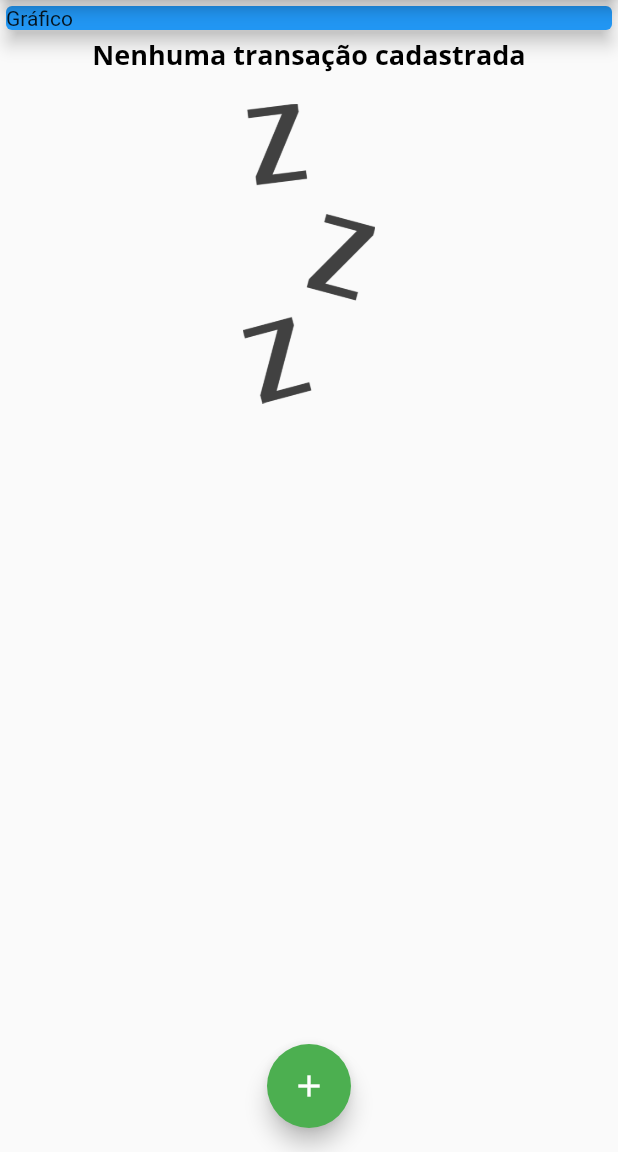
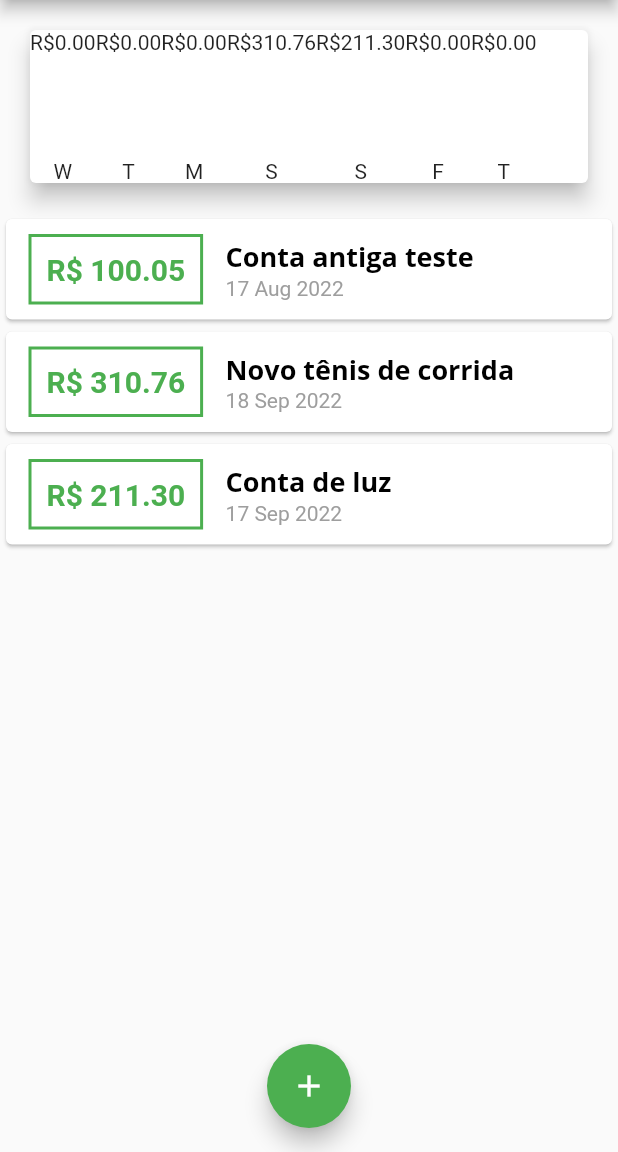
Before and after one commit to nailtonsdelima/expenses-2022, a Flutter app: the screen it shows after launch, on a phone screen of 412 x 824 dp, the part 84-1236 px from its top. Run offline on Flutter 3.47's test engine with Material 2 defaults, Android fonts, the phone set to English and light mode, and no system bars.

Commit message:
Inicio do componente do chart

```diff
--- a/lib/components/chart.dart
+++ b/lib/components/chart.dart
@@ -1,6 +1,7 @@
-import 'package:expenses/models/transaction.dart';
+import '/models/transaction.dart';
 import 'package:intl/intl.dart';
 import 'package:flutter/material.dart';
+import 'chart_bar.dart';
 
 class Chart extends StatelessWidget {
   const Chart(this.recentTransaction, {Key? key}) : super(key: key);
@@ -25,9 +26,9 @@ class Chart extends StatelessWidget {
       }
 
       // ignore: avoid_print
-      print(DateFormat.E().format(weekDay)[0]);
+      // print(DateFormat.E().format(weekDay)[0]);
       // ignore: avoid_print
-      print(totalSum);
+      // print(totalSum);
 
       return {
         'day': DateFormat.E().format(weekDay)[0],
@@ -38,11 +39,20 @@ class Chart extends StatelessWidget {
 
   @override
   Widget build(BuildContext context) {
+    groupedTransactions;
     return Card(
       elevation: 6,
       margin: const EdgeInsets.all(20),
       child: Row(
-        children: const [],
+        children: groupedTransactions.map((tr) {
+          // return Text('${tr['day']}: ${tr['value']}');
+          // ignore: avoid_print
+          return ChartBar(
+            label: tr['day'].toString(),
+            value: double.parse(tr['value'].toString()),
+            percentage: 0,
+          );
+        }).toList(),
       ),
     );
   }
--- /dev/null
+++ b/lib/components/chart_bar.dart
@@ -0,0 +1,33 @@
+import 'package:flutter/material.dart';
+
+// ignore: must_be_immutable
+class ChartBar extends StatelessWidget {
+  String label;
+  double value;
+  double percentage;
+
+  ChartBar(
+      {Key? key,
+      required this.label,
+      required this.value,
+      required this.percentage})
+      : super(key: key);
+
+  @override
+  Widget build(BuildContext context) {
+    return Column(
+      children: [
+        Text('R\$${value.toStringAsFixed(2)}'),
+        const SizedBox(height: 5),
+        // ignore: sized_box_for_whitespace
+        Container(
+          height: 60,
+          width: 10,
+          child: null,
+        ),
+        const SizedBox(height: 5),
+        Text(label),
+      ],
+    );
+  }
+}
--- a/lib/components/transaction_user.dart
+++ b/lib/components/transaction_user.dart
@@ -4,6 +4,7 @@ class TransactionUser extends StatefulWidget {
   const TransactionUser({Key? key}) : super(key: key);
 
   @override
+  // ignore: library_private_types_in_public_api
   _TransactionUserState createState() => _TransactionUserState();
 }
 
--- a/lib/main.dart
+++ b/lib/main.dart
@@ -1,4 +1,5 @@
 import 'dart:math';
+import 'components/chart.dart';
 import 'package:expenses/components/transaction_form.dart';
 import 'components/transaction_list.dart';
 import 'models/transaction.dart';
@@ -15,7 +16,7 @@ class ExpensesApp extends StatelessWidget {
   @override
   Widget build(BuildContext context) {
     return MaterialApp(
-      home: MyHomePage(),
+      home: const MyHomePage(),
       theme: tema.copyWith(
         colorScheme: tema.colorScheme.copyWith(
           primary: Colors.green,
@@ -45,7 +46,7 @@ class ExpensesApp extends StatelessWidget {
 }
 
 class MyHomePage extends StatefulWidget {
-  MyHomePage({Key? key}) : super(key: key);
+  const MyHomePage({Key? key}) : super(key: key);
 
   @override
   State<MyHomePage> createState() => _MyHomePageState();
@@ -53,19 +54,33 @@ class MyHomePage extends StatefulWidget {
 
 class _MyHomePageState extends State<MyHomePage> {
   final List<Transaction> _transactions = [
-    // Transaction(
-    //   id: 't1',
-    //   title: 'Novo tênis de corrida',
-    //   value: 310.76,
-    //   date: DateTime.now(),
-    // ),
-    // Transaction(
-    //   id: 't2',
-    //   title: 'Conta de luz',
-    //   value: 211.30,
-    //   date: DateTime.now(),
-    // ),
+    Transaction(
+      id: 't0',
+      title: 'Conta antiga teste',
+      value: 100.05,
+      date: DateTime.now().subtract(const Duration(days: 35)),
+    ),
+    Transaction(
+      id: 't1',
+      title: 'Novo tênis de corrida',
+      value: 310.76,
+      date: DateTime.now().subtract(const Duration(days: 3)),
+    ),
+    Transaction(
+      id: 't2',
+      title: 'Conta de luz',
+      value: 211.30,
+      date: DateTime.now().subtract(const Duration(days: 4)),
+    ),
   ];
+
+  List<Transaction> get _recentTransactions {
+    return _transactions.where((tr) {
+      return tr.date.isAfter(DateTime.now().subtract(
+        const Duration(days: 7),
+      ));
+    }).toList();
+  }
 
   _addTransaction(String title, double value) {
     final newTransaction = Transaction(
@@ -107,18 +122,18 @@ class _MyHomePageState extends State<MyHomePage> {
         child: Column(
           crossAxisAlignment: CrossAxisAlignment.stretch,
           children: <Widget>[
-            // ignore: sized_box_for_whitespace
-            Container(
-              width: double.infinity,
-              child: const Card(
-                color: Colors.blue,
-                elevation: 5,
-                child: Text(
-                  'Gráfico',
-                  // textAlign: TextAlign.center,
-                ),
-              ),
-            ),
+            Chart(_recentTransactions),
+            // Container(
+            //   width: double.infinity,
+            //   child: const Card(
+            //     color: Colors.blue,
+            //     elevation: 5,
+            //     child: Text(
+            //       'Gráfico',
+            //       // textAlign: TextAlign.center,
+            //     ),
+            //   ),
+            // ),
             TransactionList(transactions: _transactions),
             // const TransactionUser(),
             // Column(
```
Also changed, not shown: 1 other file.
